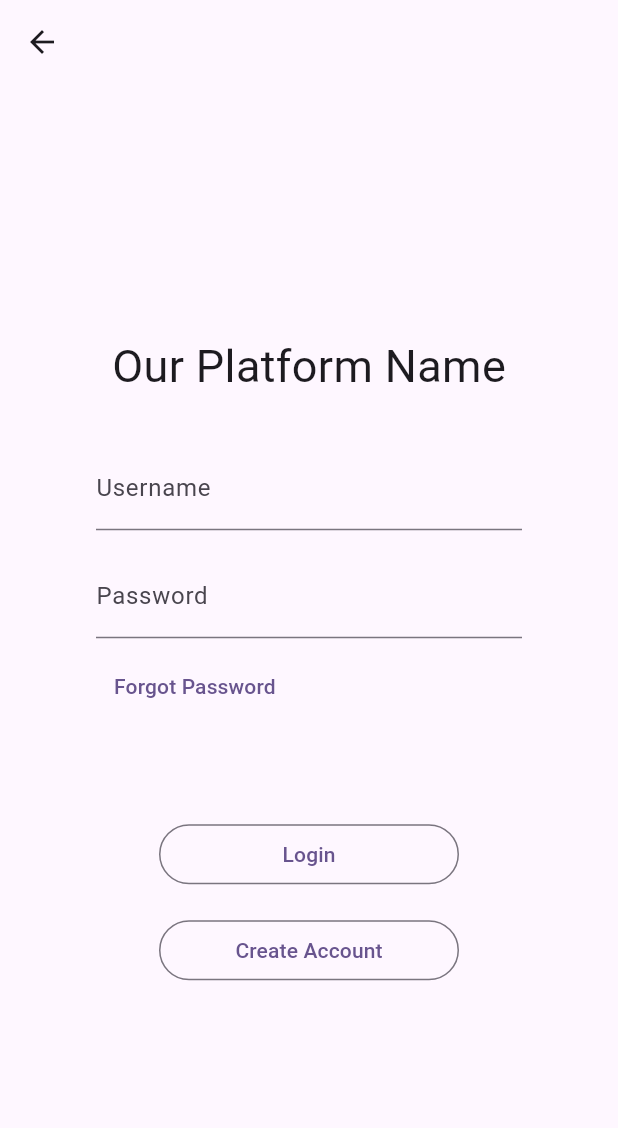
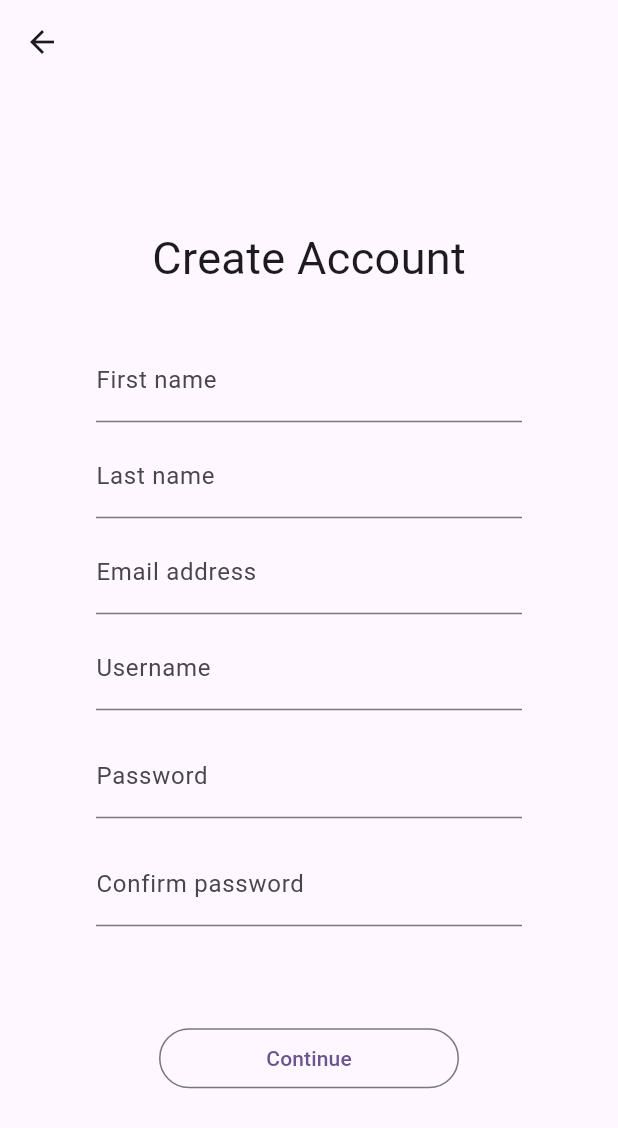
Before and after one commit to SarahMendoza/investment-planning-app, a Flutter app: the CreateAccount screen opened directly, on a phone screen of 412 x 824 dp. Shown: the top 1128 px of the screen. Run offline on Flutter 3.47's test engine with Material 3 defaults, Android fonts, the phone set to English and light mode, and no system bars.

Commit message:
Create account

```diff
--- a/lib/create_account.dart
+++ b/lib/create_account.dart
@@ -1,8 +1,14 @@
 import 'package:flutter/material.dart';
+import 'survey.dart';
 
-class CreateAccount extends StatelessWidget {
+class CreateAccount extends StatefulWidget {
   const CreateAccount({Key? key}) : super(key: key);
 
+  @override
+  State<CreateAccount> createState() => _CreateAccountState();
+}
+
+class _CreateAccountState extends State<CreateAccount> {
   @override
   Widget build(BuildContext context) {
     return Scaffold(
@@ -17,7 +23,7 @@ class CreateAccount extends StatelessWidget {
             children: [
               const Text.rich(
                 TextSpan(
-                  text: "Our Platform Name",
+                  text: "Create Account",
                   style: TextStyle(
                     fontSize: 30,
                   ),
@@ -31,6 +37,24 @@ class CreateAccount extends StatelessWidget {
               // ),
               const TextField(
                 decoration: InputDecoration(
+                  labelText: 'First name',
+                ),
+              ),
+              const SizedBox(height: 8),
+              const TextField(
+                decoration: InputDecoration(
+                  labelText: 'Last name',
+                ),
+              ),
+              const SizedBox(height: 8),
+              const TextField(
+                decoration: InputDecoration(
+                  labelText: 'Email address',
+                ),
+              ),
+              const SizedBox(height: 8),
+              const TextField(
+                decoration: InputDecoration(
                   labelText: 'Username',
                 ),
               ),
@@ -41,29 +65,22 @@ class CreateAccount extends StatelessWidget {
                   labelText: 'Password',
                 ),
               ),
-              const SizedBox(height: 8),
-              Row(
-                children: [
-                  TextButton(
-                    onPressed: () {},
-                    child: const Text('Forgot Password'),
-                  ),
-                ],
+              const SizedBox(height: 16),
+              const TextField(
+                obscureText: true,
+                decoration: InputDecoration(
+                  labelText: 'Confirm password',
+                ),
               ),
               const SizedBox(height: 64),
               SizedBox(
                 width: 200,
                 child: OutlinedButton(
-                  onPressed: () {},
-                  child: const Text('Login'),
-                ),
-              ),
-              const SizedBox(height: 16),
-              SizedBox(
-                width: 200,
-                child: OutlinedButton(
-                  onPressed: () {},
-                  child: const Text('Create Account'),
+                  onPressed: () {
+                    Navigator.push(context,
+                    MaterialPageRoute(builder: (context) => Survey()));
+                  },
+                  child: const Text('Continue'),
                 ),
               ),
               // Row(
```
Also changed, not shown: lib/login_screen.dart (+11 -4 lines), lib/survey.dart (added, +85 -0 lines), 51 other files.
